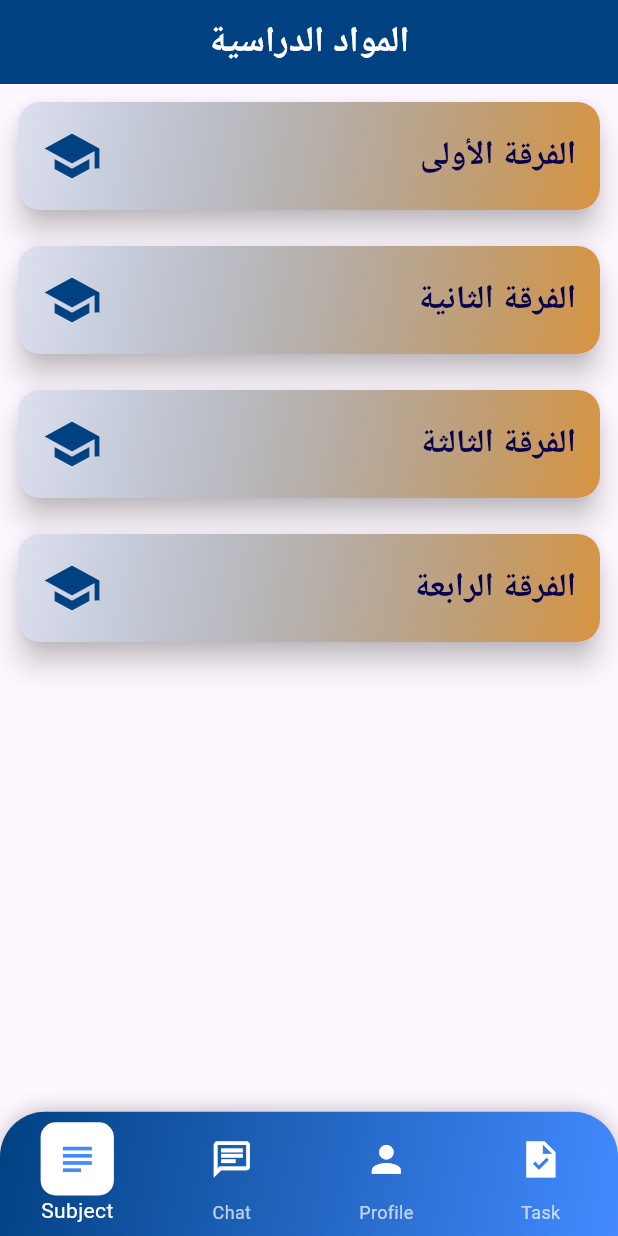
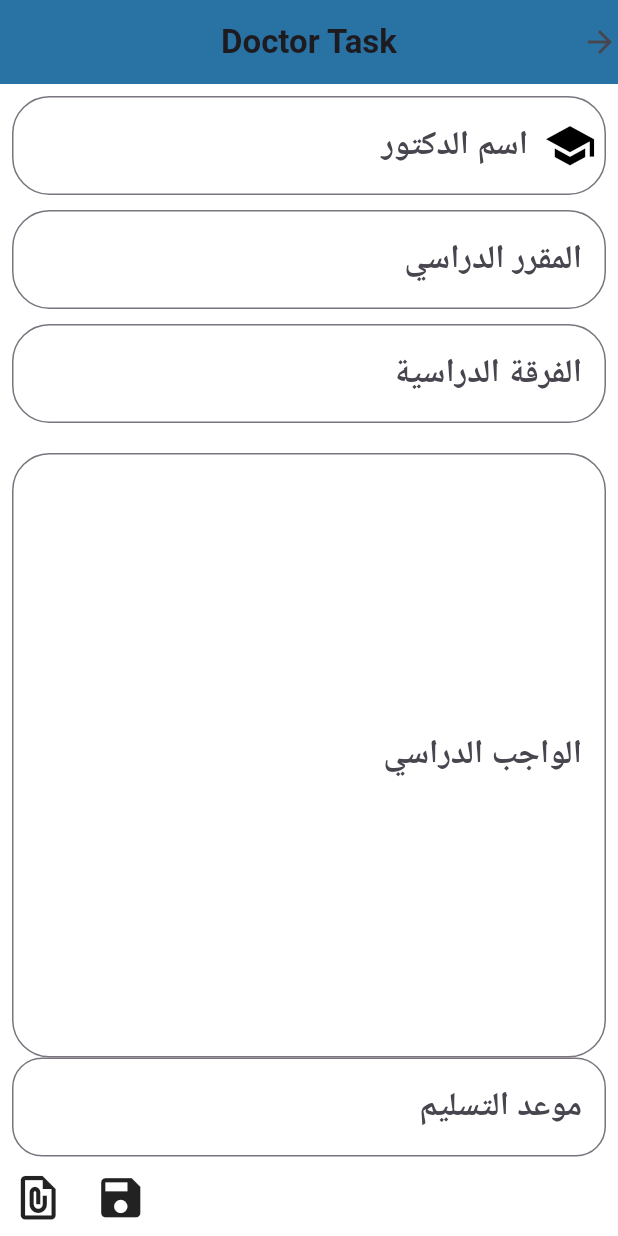
Before and after one commit to ahmedalighazy/Academy, a Flutter app: the screen it shows after launch, on a phone screen of 412 x 824 dp. Run offline on Flutter 3.47's test engine with Material 3 defaults, Android fonts, the phone set to English and light mode, and no system bars; our stand-ins replace file_picker, firebase_auth, firebase_core, flutter_gemini, hive, hive_flutter; accounts and stored records are empty.

Commit message:
finished add task doctor.

```diff
--- /dev/null
+++ b/lib/doctor/add_task_doctor.dart
@@ -0,0 +1,203 @@
+import 'package:acadmy/HomeScreen/Home_tech/HomeTech.dart';
+import 'package:acadmy/doctor/task_data.dart';
+import 'package:file_picker/file_picker.dart';
+import 'package:flutter/material.dart';
+import 'package:hive/hive.dart';
+
+class AddTaskDoctor extends StatefulWidget {
+  const AddTaskDoctor({super.key});
+
+  static const String routeName = 'Add Task Doctor';
+
+  @override
+  State<AddTaskDoctor> createState() => _AddTaskDoctorState();
+}
+
+class _AddTaskDoctorState extends State<AddTaskDoctor> {
+  TextEditingController doctorNameController = TextEditingController();
+  TextEditingController courseController = TextEditingController();
+  TextEditingController gradeController = TextEditingController();
+  TextEditingController taskController = TextEditingController();
+  TextEditingController deadlineController = TextEditingController();
+
+  void saveTask() async {
+    try {
+      var box = Hive.box<TaskData>('tasks');
+      TaskData newTask = TaskData(
+          doctorName: doctorNameController.text,
+          courseName: courseController.text,
+          grade: gradeController.text,
+          task: taskController.text,
+          deadline: deadlineController.text);
+      await box.add(newTask);
+      doctorNameController.clear();
+      courseController.clear();
+      gradeController.clear();
+      taskController.clear();
+      deadlineController.clear();
+      ScaffoldMessenger.of(context).showSnackBar(
+        SnackBar(
+          content: Text(
+            "تم ارسال Task",
+            style: TextStyle(fontSize: 16),
+            textAlign: TextAlign.center,
+          ),
+          backgroundColor: Colors.green,
+          duration: Duration(seconds: 3),
+        ),
+      );
+    } catch (e) {
+      ScaffoldMessenger.of(context).showSnackBar(
+        SnackBar(
+          content: Text(
+            "فشل في حفظ Task",
+            style: TextStyle(fontSize: 16),
+          ),
+          backgroundColor: Colors.red,
+          duration: Duration(seconds: 2),
+        ),
+      );
+    }
+  }
+
+  Future<void> pickFile() async {
+    FilePickerResult? result = await FilePicker.platform.pickFiles();
+    if (result != null) {
+      setState(() {
+        taskController.text = result.files.single.name;
+      });
+    }
+  }
+
+  @override
+  Widget build(BuildContext context) {
+    return Scaffold(
+      backgroundColor: Colors.white,
+      appBar: AppBar(
+        actions: [
+          InkWell(
+              onTap: () {
+                Navigator.pushNamed(context, HomeTech.routeName);
+              },
+              child: Icon(Icons.arrow_forward_outlined))
+        ],
+        backgroundColor: Color(0xff2872A4),
+        title: Text(
+          "Doctor Task",
+          style: TextStyle(fontWeight: FontWeight.bold, fontSize: 22),
+        ),
+        centerTitle: true,
+      ),
+      body: Padding(
+        padding: const EdgeInsets.all(8.0),
+        child: Column(
+          children: [
+            /// Doctor Name
+            TextField(
+              controller: doctorNameController,
+              textAlign: TextAlign.end,
+              decoration: InputDecoration(
+                  border: OutlineInputBorder(
+                      borderRadius: BorderRadius.circular(25)),
+                  suffixIcon: Icon(
+                    Icons.school,
+                    color: Colors.black,
+                    size: 35,
+                  ),
+                  hintText: "اسم الدكتور",
+                  hintStyle:
+                      TextStyle(fontSize: 22, fontWeight: FontWeight.bold)),
+            ),
+            SizedBox(
+              height: 10,
+            ),
+
+            /// المقرر الدراسي
+            TextField(
+              controller: courseController,
+              textAlign: TextAlign.end,
+              decoration: InputDecoration(
+                  border: OutlineInputBorder(
+                      borderRadius: BorderRadius.circular(25)),
+                  hintText: "المقرر الدراسي",
+                  hintStyle:
+                      TextStyle(fontSize: 22, fontWeight: FontWeight.bold)),
+            ),
+            SizedBox(
+              height: 10,
+            ),
+
+            /// الفرقة الدراسية
+            TextField(
+              controller: gradeController,
+              textAlign: TextAlign.end,
+              decoration: InputDecoration(
+                  border: OutlineInputBorder(
+                      borderRadius: BorderRadius.circular(25)),
+                  hintText: "الفرقة الدراسية",
+                  hintStyle:
+                      TextStyle(fontSize: 22, fontWeight: FontWeight.bold)),
+            ),
+            SizedBox(
+              height: 20,
+            ),
+
+            /// المهمة
+            Expanded(
+              child: TextField(
+                controller: taskController,
+                maxLines: null,
+                expands: true,
+                textAlign: TextAlign.end,
+                decoration: InputDecoration(
+                    border: OutlineInputBorder(
+                        borderRadius: BorderRadius.circular(25)),
+                    hintMaxLines: 4,
+                    hintText: "الواجب الدراسي",
+                    hintStyle:
+                        TextStyle(fontSize: 22, fontWeight: FontWeight.bold)),
+              ),
+            ),
+
+            //موعد التسليم
+            TextField(
+              controller: deadlineController,
+              textAlign: TextAlign.end,
+              decoration: InputDecoration(
+                border: OutlineInputBorder(
+                    borderRadius: BorderRadius.circular(20),
+                    borderSide: BorderSide(color: Colors.black, width: 10)),
+                hintText: "موعد التسليم",
+                hintStyle: TextStyle(fontSize: 22, fontWeight: FontWeight.bold),
+              ),
+            ),
+            SizedBox(
+              height: 10,
+            ),
+            Row(
+              children: [
+                GestureDetector(
+                  onTap: pickFile,
+                  child: Icon(
+                    Icons.file_present_outlined,
+                    size: 35,
+                  ),
+                ),
+                SizedBox(
+                  width: 20,
+                ),
+                GestureDetector(
+                  onTap: saveTask,
+                  child: Icon(
+                    Icons.save,
+                    size: 35,
+                  ),
+                )
+              ],
+            )
+          ],
+        ),
+      ),
+    );
+  }
+}
--- /dev/null
+++ b/lib/doctor/task_data.dart
@@ -0,0 +1,33 @@
+import 'package:hive/hive.dart';
+part 'task_data.g.dart';
+@HiveType(typeId: 0)
+class TaskData extends HiveObject {
+  @HiveField(0)
+  String? doctorName;
+  @HiveField(1)
+  String? courseName;
+  @HiveField(2)
+  String? grade;
+  @HiveField(3)
+  String? task;
+  @HiveField(4)
+  String? deadline;
+
+  TaskData(
+      {this.doctorName,
+        this.courseName,
+        this.grade,
+        this.task,
+        this.deadline});
+  Map<String ,String?>toMap(){
+    return {
+      'doctor' : doctorName,
+      'course' : courseName,
+      'level' : grade,
+      'file' : task,
+      'deadline' : deadline
+    };
+
+  }
+
+}
--- a/lib/main.dart
+++ b/lib/main.dart
@@ -7,12 +7,13 @@ import 'package:acadmy/HomeScreen/Home_tech/HomeTech.dart';
 import 'package:acadmy/HomeScreen/Subject/SubjectStu.dart';
 import 'package:acadmy/HomeScreen/chat/chat_stu.dart';
 import 'package:acadmy/HomeScreen/profile/profile.dart';
+import 'package:acadmy/doctor/add_task_doctor.dart';
+import 'package:acadmy/doctor/task_data.dart';
 import 'package:firebase_core/firebase_core.dart';
 import 'package:flutter/material.dart';
 import 'package:flutter_gemini/flutter_gemini.dart';
 import 'package:hive/hive.dart';
-import 'package:hive_flutter/adapters.dart'; // استيراد الحزمة
-import 'package:shared_preferences/shared_preferences.dart'; // استيراد SharedPreferences
+import 'package:hive_flutter/adapters.dart';// استيراد الحزمة
 
 void main() async {
   WidgetsFlutterBinding.ensureInitialized();
@@ -23,25 +24,27 @@ void main() async {
   // تهيئة Hive
   await Hive.initFlutter();
   await HivePreferenceUtil.init();
+  Hive.registerAdapter(TaskDataAdapter());
+  await Hive.openBox<TaskData>('tasks');
 
   // تهيئة SharedPreferences
-  SharedPreferences prefs = await SharedPreferences.getInstance();
+  // SharedPreferences prefs = await SharedPreferences.getInstance();
 
   // تهيئة Gemini API
   Gemini.init(apiKey: 'AIzaSyCbx2AnWpURWEO5wegQyLkGXXn-_ChLBZg');
 
-  runApp(MyApp(prefs: prefs));
+  runApp(MyApp());
 }
 
 class MyApp extends StatelessWidget {
-  final SharedPreferences prefs;
-  const MyApp({super.key, required this.prefs});
+  // final SharedPreferences prefs;
+  // const MyApp({super.key, required this.prefs});
 
   @override
   Widget build(BuildContext context) {
     return MaterialApp(
       debugShowCheckedModeBanner: false,
-      initialRoute: HomeTab.routeName,
+      initialRoute: AddTaskDoctor.routeName,
       routes: {
         HomeTab.routeName: (context) => HomeTab(),
         SubjectStu.routeName: (context) => SubjectStu(),
@@ -50,7 +53,8 @@ class MyApp extends StatelessWidget {
         HomeTech.routeName: (context) => HomeTech(),
         Login.routeName: (context) => Login(),
         RegisterScreen.routeName: (context) => RegisterScreen(),
-        FirstScreen.routeName : (context) => FirstScreen()
+        FirstScreen.routeName : (context) => FirstScreen(),
+        AddTaskDoctor.routeName : (context) => AddTaskDoctor()
       },
     );
   }
--- a/pubspec.yaml
+++ b/pubspec.yaml
@@ -45,7 +45,8 @@ dependencies:
   hive: ^2.2.3
   hive_flutter: ^1.1.0
   file_picker: ^9.0.2
-  shared_preferences: ^2.5.2
+  hive_generator: ^2.0.1
+  build_runner: ^2.4.15
 
 
 dev_dependencies:
```
Also changed, not shown: lib/HomeScreen/Home_tech/HomeTech.dart (+50 -8 lines), lib/HomeScreen/chat/chat_stu.dart (+35 -35 lines), lib/Auth/hive_preference_util.dart (line endings or trailing spaces), lib/doctor/task_data.g.dart (added), pubspec.lock, 6 other files.
